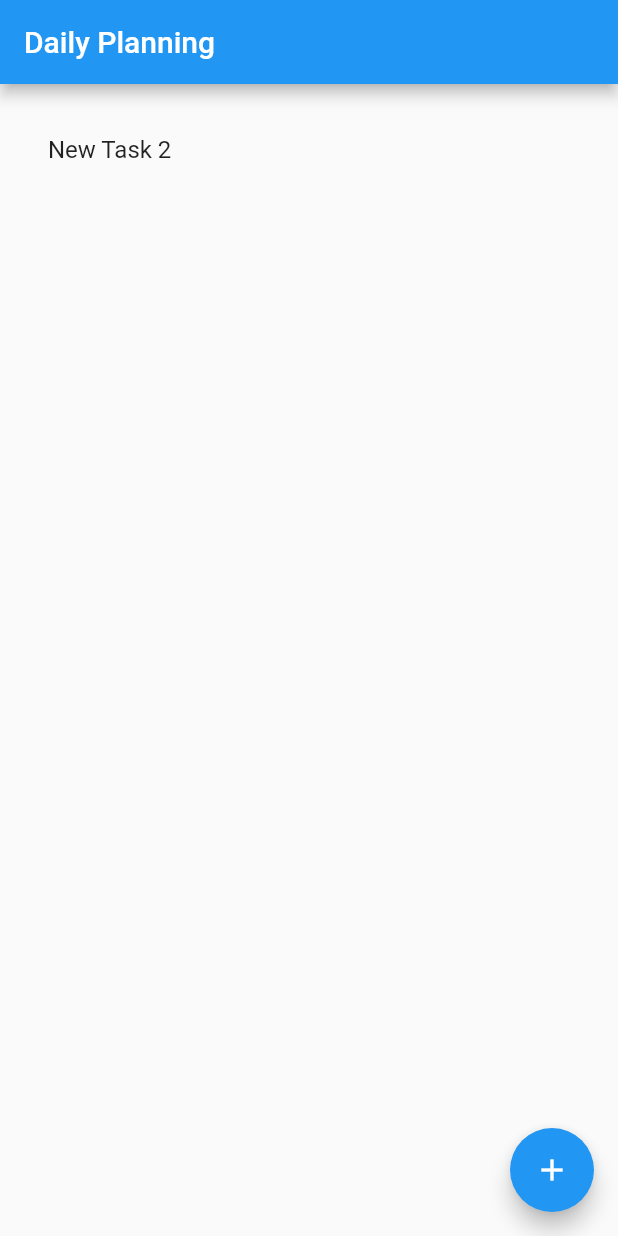
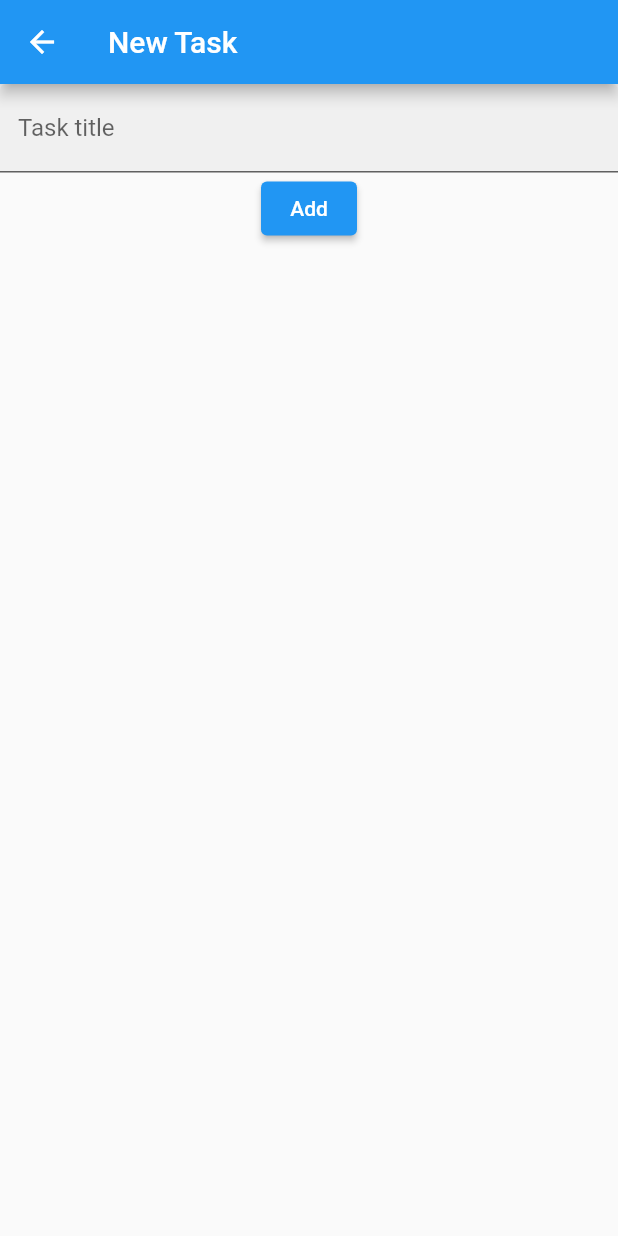
Before and after one commit to kevschweitzer/DailyPlanner-Flutter, a Flutter app: the screen it shows after launch, after a tap on the "add" icon, on a phone screen of 412 x 824 dp. Run offline on Flutter 3.47's test engine with Material 2 defaults, Android fonts, the phone set to English and light mode, and no system bars.

Commit message:
Add task screen

```diff
--- a/lib/main.dart
+++ b/lib/main.dart
@@ -1,3 +1,4 @@
+import 'package:dailyplanner/new_task.dart';
 import 'package:flutter/material.dart';
 
 void main() {
@@ -8,7 +9,6 @@ class MyApp extends StatelessWidget {
   @override
   Widget build(BuildContext context) {
     return MaterialApp(
-      title: "Daily Planner",
       home: DailyPlanningScreen()
     );
   }
@@ -35,9 +35,15 @@ class DailyPlanningState extends State<DailyPlanningScreen> {
     );
   }
 
-  void _addNewTask() {
+  Future<void> _addNewTask() async {
+    final newTaskName = await Navigator.push(
+        context,
+        MaterialPageRoute(builder: (context) {
+          return NewTask();
+        })
+    );
     setState(() {
-      tasksList.add("New Task 2");
+      tasksList.add(newTaskName);
     });
   }
 
--- /dev/null
+++ b/lib/new_task.dart
@@ -0,0 +1,44 @@
+import 'package:flutter/cupertino.dart';
+import 'package:flutter/material.dart';
+
+class NewTask extends StatelessWidget {
+  @override
+  Widget build(BuildContext context) {
+    return NewTaskScreen();
+  }
+}
+
+class NewTaskScreen extends StatefulWidget{
+  @override
+  createState() => NewTaskState();
+}
+
+class NewTaskState extends State<NewTaskScreen> {
+  final _newTaskController = TextEditingController();
+
+  @override
+  Widget build(BuildContext context) {
+    return Scaffold(
+      appBar: AppBar(title: Text("New Task")),
+      body: Column(
+        children: [
+          TextField(
+              controller: _newTaskController,
+              decoration: InputDecoration(
+                  filled: true,
+                  labelText: 'Task title'
+              )
+          ),
+          ElevatedButton(
+              onPressed: () {
+                final newTaskTitle = _newTaskController.text;
+                Navigator.pop(context, newTaskTitle);
+              },
+              child: Text('Add')
+          )
+        ],
+      ),
+    );
+  }
+
+}
```
